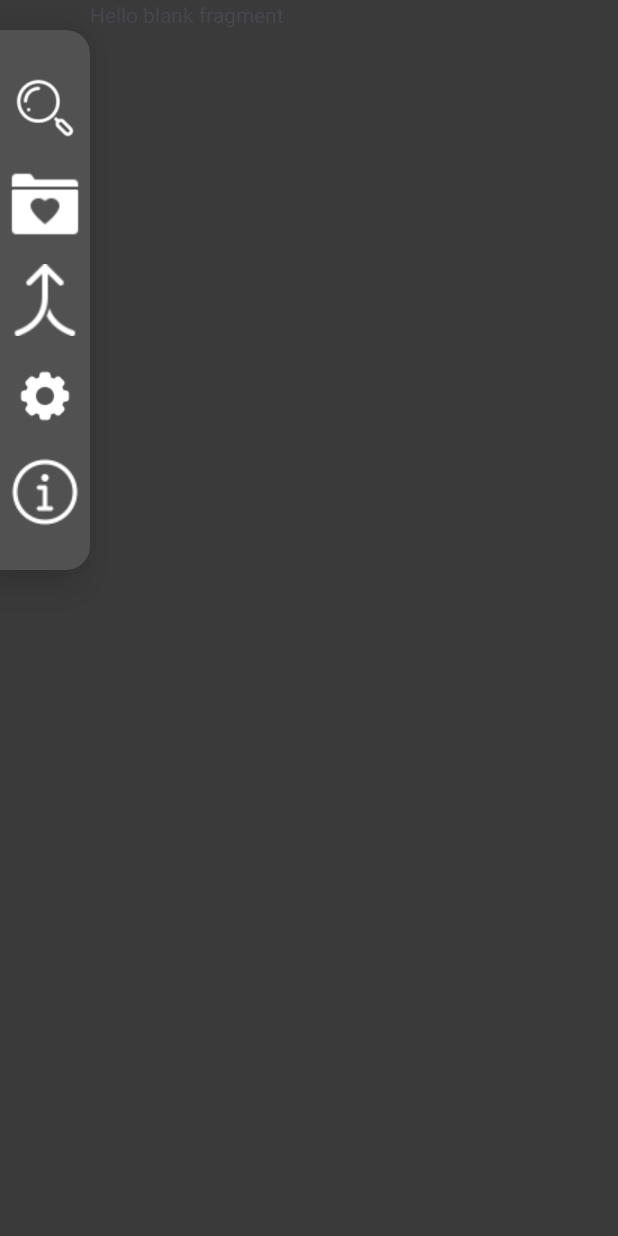
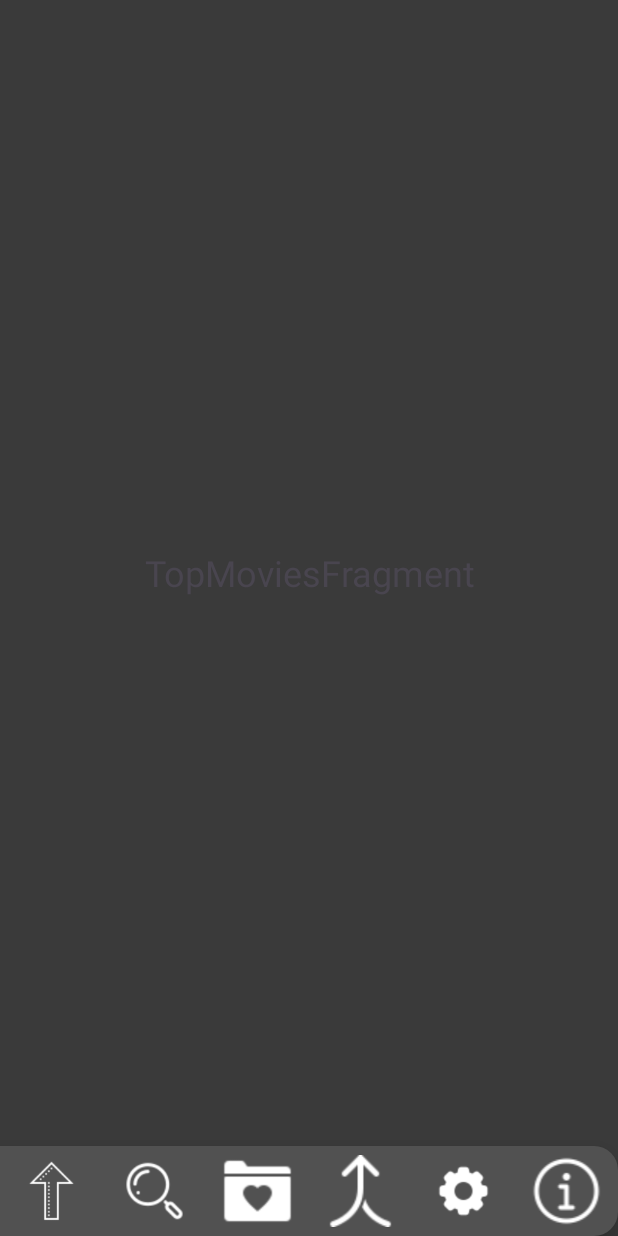
Before and after one commit to RecoNike/FilMaster, an Android app: the screen it shows after launch (MainActivity), on a phone screen of 412 x 824 dp. Run offline under Robolectric (Android 15) with nearby library versions, the phone set to English and light mode, and no system bars.

Commit message:
test text changed

```diff
--- a/app/src/main/res/layout/activity_main.xml
+++ b/app/src/main/res/layout/activity_main.xml
@@ -9,71 +9,79 @@
 
     <LinearLayout
         android:id="@+id/linearLayout"
-        android:layout_width="60dp"
-        android:layout_height="wrap_content"
+        android:layout_width="0dp"
+        android:layout_height="60dp"
         android:background="@drawable/menu_background"
         android:elevation="15dp"
-        android:gravity="center_horizontal"
-        android:orientation="vertical"
-        android:paddingVertical="20dp"
+        android:gravity="center"
+        android:orientation="horizontal"
         app:layout_constraintBottom_toBottomOf="parent"
-        app:layout_constraintStart_toStartOf="parent"
-        app:layout_constraintTop_toTopOf="parent"
-        app:layout_constraintVertical_bias="0.043">
+        app:layout_constraintEnd_toEndOf="parent"
+        app:layout_constraintStart_toStartOf="parent">
+
+        <ImageButton
+            android:id="@+id/topMoviesButton"
+            android:layout_width="48dp"
+            android:layout_height="48dp"
+            android:layout_weight="1"
+            android:background="@drawable/transparent_bg"
+            android:scaleType="fitCenter"
+            app:srcCompat="@drawable/menu_icon_top" />
 
         <ImageButton
             android:id="@+id/searchButton"
             android:layout_width="48dp"
             android:layout_height="48dp"
-            android:layout_marginVertical="8dp"
+            android:layout_weight="1"
             android:background="@drawable/transparent_bg"
             android:scaleType="fitCenter"
             app:srcCompat="@drawable/menu_icon_search" />
 
         <ImageButton
-            android:id="@+id/imageButton2"
+            android:id="@+id/favoriteButton"
             android:layout_width="48dp"
             android:layout_height="48dp"
-            android:layout_marginVertical="8dp"
+            android:layout_weight="1"
             android:background="@drawable/transparent_bg"
             android:scaleType="fitCenter"
             app:srcCompat="@drawable/menu_icon_favorite" />
 
         <ImageButton
-            android:id="@+id/imageButton3"
+            android:id="@+id/matchButton"
             android:layout_width="48dp"
             android:layout_height="48dp"
-            android:layout_marginVertical="8dp"
+            android:layout_weight="1"
             android:background="@drawable/transparent_bg"
             android:scaleType="fitCenter"
             app:srcCompat="@drawable/menu_icon_merge" />
 
         <ImageButton
-            android:id="@+id/imageButton4"
+            android:id="@+id/settingsButton"
             android:layout_width="48dp"
             android:layout_height="48dp"
-            android:layout_marginVertical="8dp"
+            android:layout_weight="1"
             android:background="@drawable/transparent_bg"
             android:scaleType="fitCenter"
             app:srcCompat="@drawable/menu_icon_settings" />
 
         <ImageButton
-            android:id="@+id/imageButton5"
+            android:id="@+id/aboutButton"
             android:layout_width="48dp"
             android:layout_height="48dp"
-            android:layout_marginVertical="8dp"
+            android:layout_weight="1"
             android:background="@drawable/transparent_bg"
             android:scaleType="fitCenter"
             app:srcCompat="@drawable/menu_icon_about" />
+
     </LinearLayout>
 
     <FrameLayout
         android:id="@+id/fragmentContainer"
         android:layout_width="0dp"
         android:layout_height="0dp"
-        app:layout_constraintBottom_toBottomOf="parent"
+        app:layout_constraintBottom_toTopOf="@+id/linearLayout"
         app:layout_constraintEnd_toEndOf="parent"
-        app:layout_constraintStart_toEndOf="@+id/linearLayout"
+        app:layout_constraintStart_toStartOf="parent"
         app:layout_constraintTop_toTopOf="parent">
 
     </FrameLayout>
--- a/app/src/main/res/layout/fragment_search.xml
+++ b/app/src/main/res/layout/fragment_search.xml
@@ -9,7 +9,8 @@
     <TextView
         android:layout_width="match_parent"
         android:layout_height="match_parent"
-        android:text="Сьорч"
+        android:gravity="center"
+        android:text="SearchFragment"
         android:textSize="34sp" />
 
 </FrameLayout>
--- a/app/src/main/res/layout/fragment_top_movies.xml
+++ b/app/src/main/res/layout/fragment_top_movies.xml
@@ -9,6 +9,8 @@
     <TextView
         android:layout_width="match_parent"
         android:layout_height="match_parent"
-        android:text="@string/hello_blank_fragment" />
+        android:gravity="center"
+        android:text="TopMoviesFragment"
+        android:textSize="24sp" />
 
 </FrameLayout>
```
